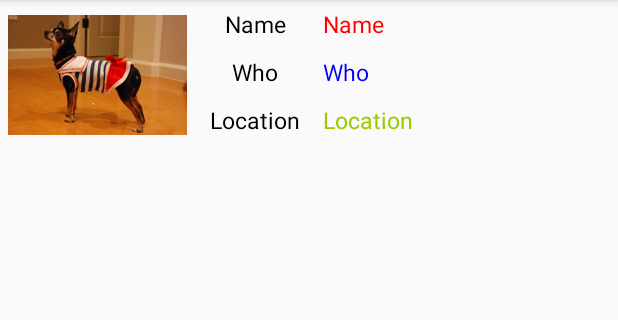
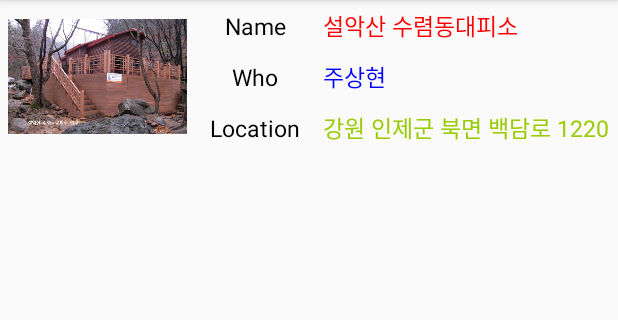
Before and after one commit to moa1520/DefenseProject, an Android app: the screen it shows after launch (LookActivity), after a tap on "설악산 수렴동대피소", on a phone screen of 412 x 824 dp, the part 84-404 px from its top. Run offline under Robolectric (Android 15) with nearby library versions, the phone set to English and light mode, and no system bars.

Commit message:
선택된 이미지 룩 프래그먼트에서 보이게 수정

```diff
--- a/app/src/main/java/com/example/taekyoungkang/defenseproject/Defenseinfo.java
+++ b/app/src/main/java/com/example/taekyoungkang/defenseproject/Defenseinfo.java
@@ -10,29 +10,24 @@ public class Defenseinfo {
                     "지리산 노고단대피소"
             };
 
-    public static final String[] DIALOGUE =
+    public static final String[] PEOPLE =
             {
-                    "설악산 수렴동대피소"+
-                            "등록자 : 주상현"+
-                            "위치 : 강원 인제군 북면 백담로 1220"+
-                            "수용인원 : 약 150명",
-
-                    "지리산 세석동대피소"+
-                            "등록자 : 강태경"+
-                            "위치 : 경남 산청군 시천면 내대리"+
-                            "수용인원 : 약 200명",
-
-                    "덕유산 향적봉대피소"+
-                            "등록자 : 배장근"+
-                            "위치 : 전북 무주군 설천면 삼공리 산109"+
-                            "수용인원 : 약 80명",
-
-                    "지리산 노고단대피소"+
-                            "등록자 : 박종범"+
-                            "위치 : 전남 구례군 산동면 노고단로 1068"+
-                            "수용인원 : 약 130명",
-
-
-
+                    "주상현",
+                    "강태경",
+                    "배장근",
+                    "박종범"
             };
+    public static final String[] ADRESS =
+            {
+                    "강원 인제군 북면 백담로 1220",
+                    "경남 산청군 시천면 내대리",
+                    "전북 무주군 설천면 삼공리 산109",
+                    "전남 구례군 산동면 노고단로 1068"
+            };
+    public static final int[] IMAGES = {
+            R.drawable.s1,
+            R.drawable.s2,
+            R.drawable.s3,
+            R.drawable.s4
+    };
 }
--- a/app/src/main/java/com/example/taekyoungkang/defenseproject/LookActivity.java
+++ b/app/src/main/java/com/example/taekyoungkang/defenseproject/LookActivity.java
@@ -11,9 +11,7 @@ public class LookActivity extends AppCompatActivity {
         setContentView(R.layout.activity_look);
 
         LookFragment look = new LookFragment();
-
-        look.setSelection(getIntent().getIntExtra("item", -1));
-
+        look.setSelection(getIntent().getIntExtra("index", -1));
         getSupportFragmentManager().beginTransaction().replace(R.id.look, look).commit();
     }
 }
--- a/app/src/main/java/com/example/taekyoungkang/defenseproject/LookFragment.java
+++ b/app/src/main/java/com/example/taekyoungkang/defenseproject/LookFragment.java
@@ -17,25 +17,40 @@ import java.util.ArrayList;
  * A simple {@link Fragment} subclass.
  */
 public class LookFragment extends Fragment {
-    MyAdapter adapter;
     int index = -1;
-
-    public void setSelection(int i) { index = i; }
+    int image;
+    String title, people, address;
 
     public LookFragment() {
         // Required empty public constructor
     }
 
+    public void setSelection(int i) { index = i; }
 
     @Override
     public View onCreateView(LayoutInflater inflater, ViewGroup container,
                              Bundle savedInstanceState) {
         // Inflate the layout for this fragment
+        ArrayList<MyItem> data= new ArrayList<MyItem>();
+
+        image = Defenseinfo.IMAGES[index];
+        title = Defenseinfo.TITLES[index];
+        people = Defenseinfo.PEOPLE[index];
+        address = Defenseinfo.ADRESS[index];
+
+        data.add(new MyItem(image, title, people, address));
 
         View rootView = (View)inflater.inflate(R.layout.fragment_look, container, false);
-        ListView lv = (ListView) rootView.findViewById(R.id.listview);
+        ListView lv = (ListView) rootView.findViewById(R.id.listView);
 
-        return  inflater.inflate(R.layout.fragment_look, container, false);
+        MyAdapter adapter = new MyAdapter(getActivity(), R.layout.info, data);
+
+        lv.setAdapter(adapter);
+
+        lv.setDivider(new ColorDrawable(Color.rgb(200,200,200)));
+        lv.setDividerHeight(5);
+
+
+        return rootView;
     }
-
 }
--- a/app/src/main/java/com/example/taekyoungkang/defenseproject/MainActivity.java
+++ b/app/src/main/java/com/example/taekyoungkang/defenseproject/MainActivity.java
@@ -43,6 +43,7 @@ public class MainActivity extends AppCompatActivity implements TitlesFragment.On
 
         }
     }
+    @Override
    public void onTitleSelected(int i){
         if(getResources().getConfiguration().orientation
                 == Configuration.ORIENTATION_LANDSCAPE){
--- a/app/src/main/res/layout/activity_look.xml
+++ b/app/src/main/res/layout/activity_look.xml
@@ -1,5 +1,6 @@
 <?xml version="1.0" encoding="utf-8"?>
-<android.support.constraint.ConstraintLayout xmlns:android="http://schemas.android.com/apk/res/android"
+<LinearLayout
+    xmlns:android="http://schemas.android.com/apk/res/android"
     xmlns:app="http://schemas.android.com/apk/res-auto"
     xmlns:tools="http://schemas.android.com/tools"
     android:layout_width="match_parent"
@@ -13,4 +14,4 @@
 
     </FrameLayout>
 
-</android.support.constraint.ConstraintLayout>
+</LinearLayout>
--- a/app/src/main/res/layout/activity_main.xml
+++ b/app/src/main/res/layout/activity_main.xml
@@ -10,7 +10,7 @@
         android:layout_width="match_parent"
         android:layout_height="match_parent"
         android:name="com.example.taekyoungkang.defenseproject.TitlesFragment"
-        android:id="@+id/title"
+        android:id="@+id/titles"
         />
 
 </LinearLayout>
--- a/app/src/main/res/layout/fragment_look.xml
+++ b/app/src/main/res/layout/fragment_look.xml
@@ -8,96 +8,102 @@
     tools:context=".LookFragment">
 
 <!-- TODO: Update blank fragment layout -->
+<ListView
+    android:id="@+id/listView"
+    android:layout_width="match_parent"
+    android:layout_height="wrap_content">
 
-    <LinearLayout
-        android:layout_width="match_parent"
-        android:layout_height="wrap_content">
-    <ImageView
-        android:layout_width="130dp"
-        android:layout_height="100dp"
-        android:scaleType="centerInside"
-        android:padding="5dp"
-        android:id="@+id/image"
-        android:src="@drawable/sample_2"
-        android:layout_gravity="center"
-        />
-    <LinearLayout
-        android:layout_width="wrap_content"
-        android:layout_height="wrap_content"
-        android:orientation="vertical"
-        android:layout_weight="1"
-        >
-        <LinearLayout
-            android:layout_width="wrap_content"
-            android:layout_height="wrap_content"
-            android:orientation="horizontal"
-            >
-            <TextView
-                android:layout_width="80dp"
-                android:layout_height="wrap_content"
-                android:text="Name"
-                android:padding="5dp"
-                android:textSize="15dp"
-                android:gravity="center"
-                android:textColor="#000000"/>
-            <TextView
-                android:layout_width="wrap_content"
-                android:layout_height="wrap_content"
-                android:id="@+id/name"
-                android:text="Name"
-                android:padding="5dp"
-                android:textSize="15dp"
-                android:textColor="#ff0000"/>
-        </LinearLayout>
-        <LinearLayout
-            android:layout_width="wrap_content"
-            android:layout_height="wrap_content"
-            android:orientation="horizontal"
-            >
-            <TextView
-                android:layout_width="80dp"
-                android:layout_height="wrap_content"
-                android:text="Who"
-                android:gravity="center"
-                android:padding="5dp"
-                android:textSize="15dp"
-                android:textColor="#000000"/>
-            <TextView
-                android:layout_width="wrap_content"
-                android:layout_height="wrap_content"
-                android:id="@+id/who"
-                android:text="Who"
-                android:padding="5dp"
-                android:textSize="15dp"
-                android:textColor="#0000ff"/>
-        </LinearLayout>
-        <LinearLayout
-            android:layout_width="wrap_content"
-            android:layout_height="wrap_content"
-            android:orientation="horizontal"
-            >
-            <TextView
-                android:layout_width="80dp"
-                android:layout_height="wrap_content"
-                android:gravity="center"
-                android:text="Location"
-                android:padding="5dp"
-                android:textSize="15dp"
-                android:textColor="#000000"/>
-            <TextView
-                android:layout_width="wrap_content"
-                android:layout_height="wrap_content"
-                android:id="@+id/location"
-                android:text="Location"
-                android:padding="5dp"
-                android:textSize="15dp"
-                android:textColor="#99cc00"/>
-        </LinearLayout>
-    </LinearLayout>
-    </LinearLayout>
-    <TextView
-        android:id="@+id/information"
-        android:layout_width="match_parent"
-        android:layout_height="match_parent"
-        />
+</ListView>
+
+    <!--<LinearLayout-->
+        <!--android:layout_width="match_parent"-->
+        <!--android:layout_height="wrap_content">-->
+    <!--<ImageView-->
+        <!--android:layout_width="130dp"-->
+        <!--android:layout_height="100dp"-->
+        <!--android:scaleType="centerInside"-->
+        <!--android:padding="5dp"-->
+        <!--android:id="@+id/image"-->
+        <!--android:src="@drawable/sample_2"-->
+        <!--android:layout_gravity="center"-->
+        <!--/>-->
+    <!--<LinearLayout-->
+        <!--android:layout_width="wrap_content"-->
+        <!--android:layout_height="wrap_content"-->
+        <!--android:orientation="vertical"-->
+        <!--android:layout_weight="1"-->
+        <!--&gt;-->
+        <!--<LinearLayout-->
+            <!--android:layout_width="wrap_content"-->
+            <!--android:layout_height="wrap_content"-->
+            <!--android:orientation="horizontal"-->
+            <!--&gt;-->
+            <!--<TextView-->
+                <!--android:layout_width="80dp"-->
+                <!--android:layout_height="wrap_content"-->
+                <!--android:text="Name"-->
+                <!--android:padding="5dp"-->
+                <!--android:textSize="15dp"-->
+                <!--android:gravity="center"-->
+                <!--android:textColor="#000000"/>-->
+            <!--<TextView-->
+                <!--android:layout_width="wrap_content"-->
+                <!--android:layout_height="wrap_content"-->
+                <!--android:id="@+id/name"-->
+                <!--android:text="Name"-->
+                <!--android:padding="5dp"-->
+                <!--android:textSize="15dp"-->
+                <!--android:textColor="#ff0000"/>-->
+        <!--</LinearLayout>-->
+        <!--<LinearLayout-->
+            <!--android:layout_width="wrap_content"-->
+            <!--android:layout_height="wrap_content"-->
+            <!--android:orientation="horizontal"-->
+            <!--&gt;-->
+            <!--<TextView-->
+                <!--android:layout_width="80dp"-->
+                <!--android:layout_height="wrap_content"-->
+                <!--android:text="Who"-->
+                <!--android:gravity="center"-->
+                <!--android:padding="5dp"-->
+                <!--android:textSize="15dp"-->
+                <!--android:textColor="#000000"/>-->
+            <!--<TextView-->
+                <!--android:layout_width="wrap_content"-->
+                <!--android:layout_height="wrap_content"-->
+                <!--android:id="@+id/who"-->
+                <!--android:text="Who"-->
+                <!--android:padding="5dp"-->
+                <!--android:textSize="15dp"-->
+                <!--android:textColor="#0000ff"/>-->
+        <!--</LinearLayout>-->
+        <!--<LinearLayout-->
+            <!--android:layout_width="wrap_content"-->
+            <!--android:layout_height="wrap_content"-->
+            <!--android:orientation="horizontal"-->
+            <!--&gt;-->
+            <!--<TextView-->
+                <!--android:layout_width="80dp"-->
+                <!--android:layout_height="wrap_content"-->
+                <!--android:gravity="center"-->
+                <!--android:text="Location"-->
+                <!--android:padding="5dp"-->
+                <!--android:textSize="15dp"-->
+                <!--android:textColor="#000000"/>-->
+            <!--<TextView-->
+                <!--android:layout_width="wrap_content"-->
+                <!--android:layout_height="wrap_content"-->
+                <!--android:id="@+id/location"-->
+                <!--android:text="Location"-->
+                <!--android:padding="5dp"-->
+                <!--android:textSize="15dp"-->
+                <!--android:textColor="#99cc00"/>-->
+        <!--</LinearLayout>-->
+    <!--</LinearLayout>-->
+    <!--</LinearLayout>-->
+    <!--<TextView-->
+        <!--android:id="@+id/information"-->
+        <!--android:layout_width="match_parent"-->
+        <!--android:layout_height="match_parent"-->
+        <!--/>-->
 </LinearLayout>
--- /dev/null
+++ b/app/src/main/res/values/arrays.xml
@@ -0,0 +1,9 @@
+<?xml version="1.0" encoding="utf-8"?>
+<resources>
+    <array name="img">
+        <item>@drawable/s1</item>
+        <item>@drawable/s2</item>
+        <item>@drawable/s3</item>
+        <item>@drawable/s4</item>
+    </array>
+</resources>
```
